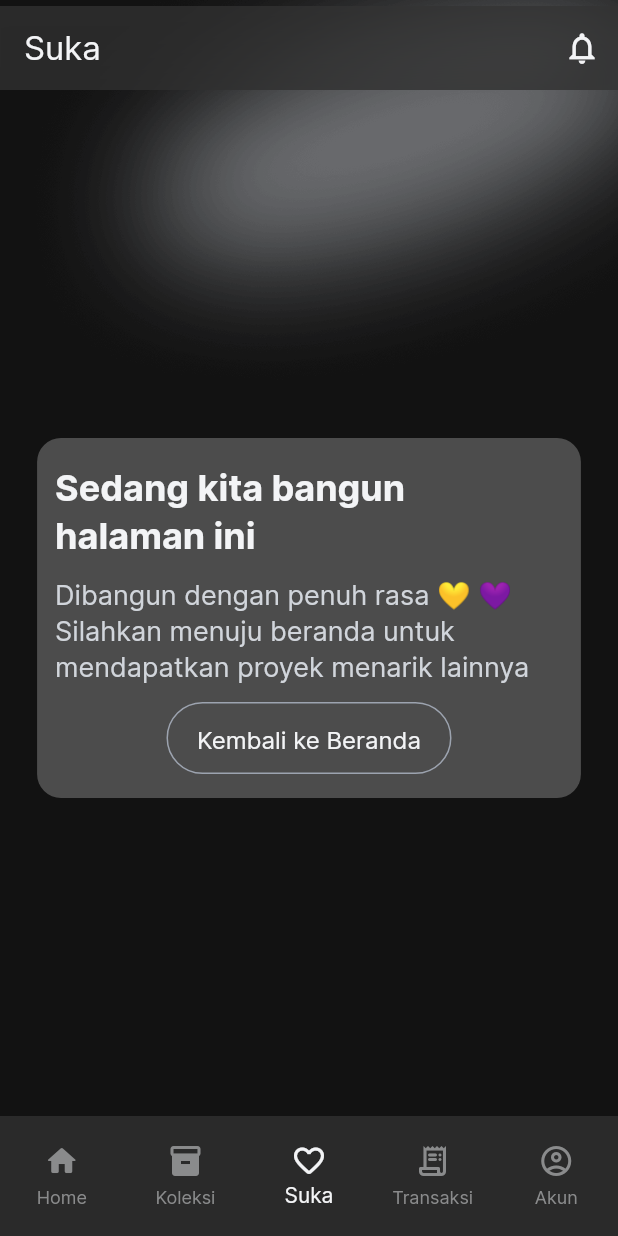
After one commit to artefak-io/Artefak, a Flutter app: the Favourite screen opened by its route, on a phone screen of 412 x 824 dp. The commit adds this screen. Run offline on Flutter 3.47's test engine with Material 2 defaults, Android fonts, the phone set to English and light mode, and no system bars; our stand-ins replace bloc, cached_network_image, cloud_firestore, equatable, firebase_auth, firebase_core and 8 more; accounts and stored records are empty; generated files the repository leaves out were written again.

Commit message:
add favourite page to botNav, create under construct page layout

```diff
--- a/lib/main.dart
+++ b/lib/main.dart
@@ -3,6 +3,7 @@ import 'package:artefak/logic/auth/view/collection_wrapper.dart';
 import 'package:artefak/logic/bloc_observer.dart';
 import 'package:artefak/logic/pin/pin.dart';
 import 'package:artefak/screens/main/collection_review.dart';
+import 'package:artefak/screens/main/favourite.dart';
 import 'package:artefak/screens/main/payment_process.dart';
 import 'package:artefak/screens/main/privacy_policy.dart';
 import 'package:artefak/themes/artefak_theme.dart';
@@ -123,6 +124,7 @@ class _MyAppState extends State<MyApp> {
                   '/profile': (context) => const ProfileWrapper(),
                   '/collection': (context) => const CollectionWrapper(),
                   '/bill': (context) => const TransactionWrapper(),
+                  '/favourite': (context) => const Favourite(),
                   '/updateProfile': (context) => const UpdateProfile(),
                   '/asset/product_detail': (context) => ProductDetail(),
                   '/asset/product_detail/collection_review': (context) =>
--- /dev/null
+++ b/lib/screens/main/favourite.dart
@@ -0,0 +1,73 @@
+import 'dart:ui';
+
+import 'package:artefak/screens/app_layout.dart';
+import 'package:artefak/widgets/bottom_navbar.dart';
+import 'package:artefak/widgets/under_construction_page.dart';
+import 'package:flutter/material.dart';
+
+class Favourite extends StatelessWidget {
+  const Favourite({Key? key}) : super(key: key);
+
+  static const index = 2;
+
+  @override
+  Widget build(BuildContext context) {
+    TextTheme _textTheme = Theme.of(context).textTheme;
+
+    return AppLayout(
+      child: Scaffold(
+        extendBody: true,
+        extendBodyBehindAppBar: true,
+        backgroundColor: Colors.transparent,
+        resizeToAvoidBottomInset: true,
+        appBar: PreferredSize(
+          preferredSize: Size.fromHeight(64.0),
+          child: Column(
+            mainAxisAlignment: MainAxisAlignment.center,
+            children: [
+              ClipRect(
+                child: BackdropFilter(
+                  filter: ImageFilter.blur(
+                    sigmaX: 5.0,
+                    sigmaY: 5.0,
+                  ),
+                  child: AppBar(
+                    automaticallyImplyLeading: false,
+                    title: Text(
+                      'Suka',
+                      style: _textTheme.titleLarge
+                          ?.copyWith(fontWeight: FontWeight.w400),
+                    ),
+                    actions: [
+                      IconButton(
+                          icon: Icon(Icons.notifications_none, size: 25.0),
+                          onPressed: () {}),
+                    ],
+                  ),
+                ),
+              ),
+            ],
+          ),
+        ),
+        body: Stack(
+          children: [
+            Positioned(
+              left: 0,
+              right: -120,
+              top: -85,
+              child: Image.asset(
+                'assets/bggrad.png',
+                fit: BoxFit.fitHeight,
+                height: 350,
+              ),
+            ),
+            UnderConstructionPage(),
+          ],
+        ),
+        bottomNavigationBar: const BotNavBar(
+          currentIndex: index,
+        ),
+      ),
+    );
+  }
+}
--- a/lib/themes/artefak_theme.dart
+++ b/lib/themes/artefak_theme.dart
@@ -17,6 +17,7 @@ ThemeData lightTheme = ThemeData(
   secondaryHeaderColor: const Color(0xFFFBAB73),
   cursorColor: const Color(0xFF4B5563),
   errorColor: const Color(0xFFEA7D7D),
+  cardColor: const Color(0xFF4C4C4C),
 
   // App Bar
   appBarTheme: const AppBarTheme(
--- a/lib/widgets/bottom_navbar.dart
+++ b/lib/widgets/bottom_navbar.dart
@@ -16,10 +16,10 @@ class BotNavBar extends StatelessWidget {
         Navigator.pushNamed(context, '/collection');
         break;
       case 2:
-        Navigator.pushNamed(context, '/like');
+        Navigator.pushNamed(context, '/favourite');
         break;
       case 3:
-        Navigator.pushNamed(context, '/transaction');
+        Navigator.pushNamed(context, '/bill');
         break;
       case 4:
         Navigator.pushNamed(context, '/profile');
--- /dev/null
+++ b/lib/widgets/under_construction_page.dart
@@ -0,0 +1,74 @@
+import 'package:flutter/material.dart';
+
+class UnderConstructionPage extends StatelessWidget {
+  const UnderConstructionPage({
+    Key? key,
+  }) : super(key: key);
+
+
+  @override
+  Widget build(BuildContext context) {
+    TextTheme _textTheme = Theme.of(context).textTheme;
+    ThemeData _themeData = Theme.of(context);
+    Size size = MediaQuery.of(context).size;
+    return Center(
+      child: Container(
+        padding: EdgeInsets.symmetric(
+          horizontal: 12.0,
+          vertical: 16.0,
+        ),
+        width: size.width * 0.88,
+        decoration: BoxDecoration(
+          color: _themeData.cardColor,
+          borderRadius: BorderRadius.all(
+            Radius.circular(16.0),
+          ),
+        ),
+        child: Column(
+          mainAxisSize: MainAxisSize.min,
+          children: [
+            Text(
+              'Sedang kita bangun halaman ini',
+              style: _textTheme.displaySmall?.copyWith(
+                fontWeight: FontWeight.w700,
+              ),
+            ),
+            SizedBox(
+              height: 12.0,
+            ),
+            Text(
+              'Dibangun dengan penuh rasa 💛 💜 Silahkan menuju beranda untuk mendapatkan proyek menarik lainnya',
+              style: _textTheme.titleMedium?.copyWith(
+                fontWeight: FontWeight.w400,
+                color: _themeData.indicatorColor,
+              ),
+            ),
+            SizedBox(
+              height: 12.0,
+            ),
+            OutlinedButton(
+              style: OutlinedButton.styleFrom(
+                  backgroundColor: Colors.transparent,
+                  side: BorderSide(
+                    color: _themeData.focusColor,
+                  ),
+                  shape: RoundedRectangleBorder(
+                    borderRadius: BorderRadius.circular(100),
+                  ),
+                  minimumSize: Size(
+                    190.0,
+                    48.0,
+                  )),
+              child: Text(
+                "Kembali ke Beranda",
+                style: _textTheme.bodyLarge
+                    ?.copyWith(fontWeight: FontWeight.w400),
+              ),
+              onPressed: () {},
+            ),
+          ],
+        ),
+      ),
+    );
+  }
+}
```
